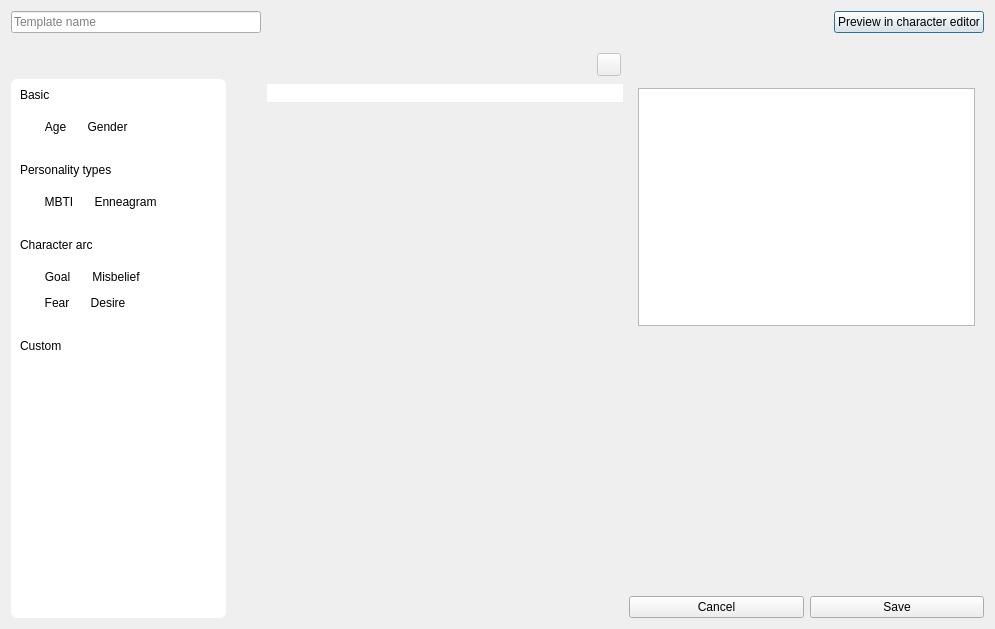
zkovari/plotlyst, file ui/character_profile_editor_dialog.ui: the form before one commit.
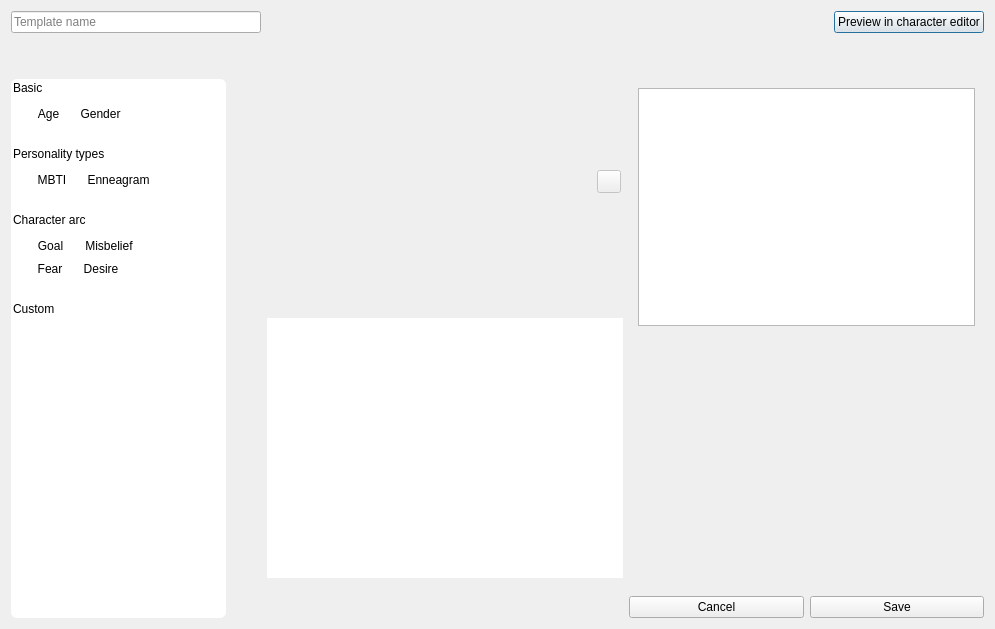
The form after the commit.

Commit message: add other fields

The edit to the form file:
```diff
--- a/ui/character_profile_editor_dialog.ui
+++ b/ui/character_profile_editor_dialog.ui
@@ -76,6 +76,21 @@
         <enum>QFrame::Raised</enum>
        </property>
        <layout class="QVBoxLayout" name="verticalLayout">
+        <property name="spacing">
+         <number>3</number>
+        </property>
+        <property name="leftMargin">
+         <number>2</number>
+        </property>
+        <property name="topMargin">
+         <number>2</number>
+        </property>
+        <property name="rightMargin">
+         <number>2</number>
+        </property>
+        <property name="bottomMargin">
+         <number>2</number>
+        </property>
         <item>
          <widget class="QLabel" name="label_6">
           <property name="text">
@@ -614,6 +629,9 @@
        <property name="orientation">
         <enum>Qt::Vertical</enum>
        </property>
+       <property name="sizeType">
+        <enum>QSizePolicy::Preferred</enum>
+       </property>
        <property name="sizeHint" stdset="0">
         <size>
          <width>20</width>
```
The commit also changes 2 other files.
